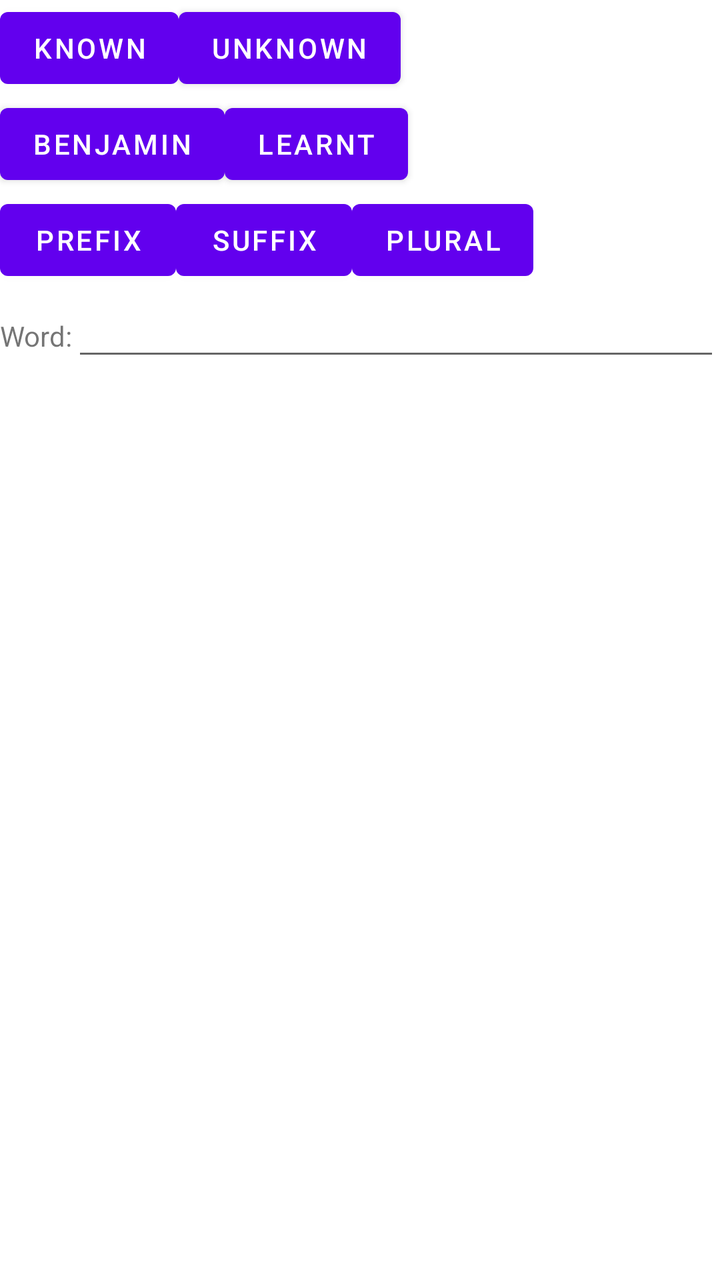
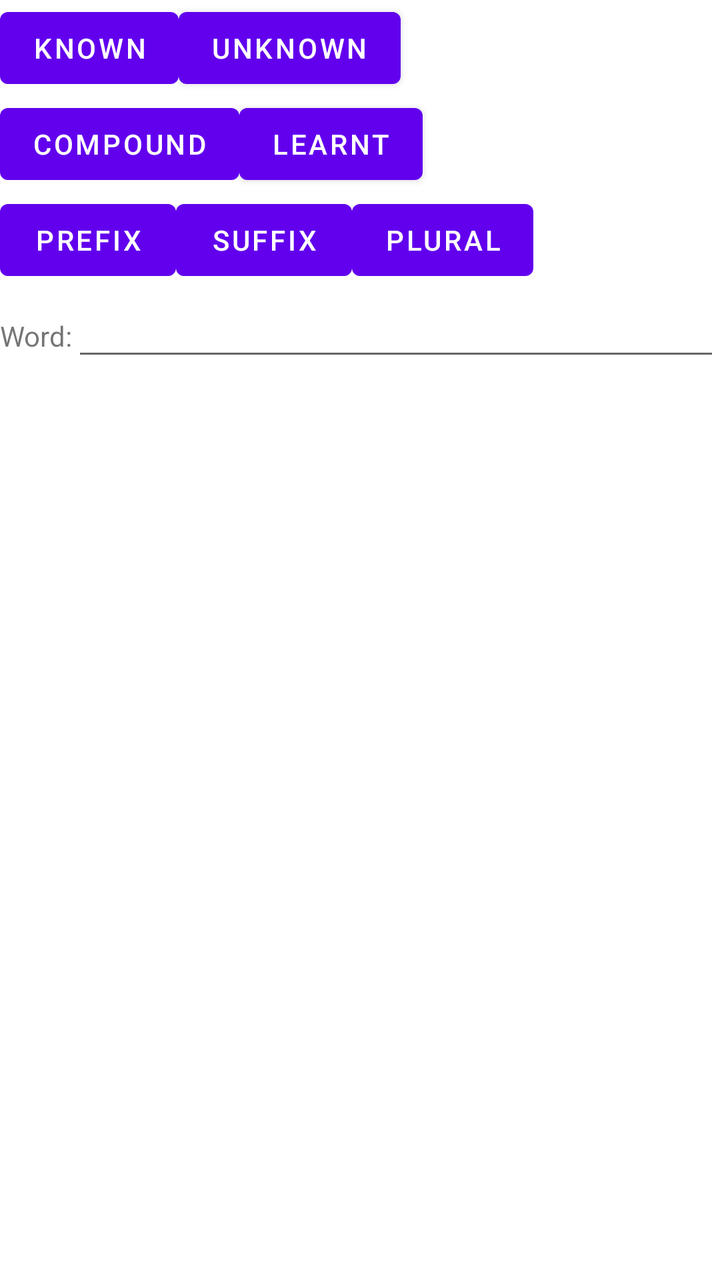

Screens rendered from an Android XML layout before and after an edit, with the pre-edit source and the edit as a unified diff.
<!-- AndroidManifest.xml: application theme Theme.Anagram -->
<!-- res/layout/label.xml -->
<?xml version="1.0" encoding="utf-8"?>
<LinearLayout xmlns:android="http://schemas.android.com/apk/res/android"
    android:orientation="vertical"
    android:layout_width="match_parent"
    android:layout_height="match_parent">
    <LinearLayout
        android:layout_width="match_parent"
        android:layout_height="wrap_content"
        android:orientation="horizontal">
        <Button
            android:layout_width="wrap_content"
            android:layout_height="wrap_content"
            android:text="Known"
            android:id="@+id/button19">
        </Button>
        <Button
            android:layout_width="wrap_content"
            android:layout_height="wrap_content"
            android:text="Unknown"
            android:id="@+id/button20">
        </Button>
    </LinearLayout>
    <LinearLayout
        android:layout_width="match_parent"
        android:layout_height="wrap_content"
        android:orientation="horizontal">
        <Button
            android:layout_width="wrap_content"
            android:layout_height="wrap_content"
            android:text="Benjamin"
            android:id="@+id/button21">
        </Button>
        <Button
            android:layout_width="wrap_content"
            android:layout_height="wrap_content"
            android:text="Learnt"
            android:id="@+id/button36">
        </Button>
    </LinearLayout>
    <LinearLayout
        android:layout_width="match_parent"
        android:layout_height="wrap_content"
        android:orientation="horizontal">
        <Button
            android:layout_width="wrap_content"
            android:layout_height="wrap_content"
            android:text="Prefix"
            android:id="@+id/button22">
        </Button>
        <Button
            android:layout_width="wrap_content"
            android:layout_height="wrap_content"
            android:text="Suffix"
            android:id="@+id/button23">
        </Button>
        <Button
            android:layout_width="wrap_content"
            android:layout_height="wrap_content"
            android:text="Plural"
            android:id="@+id/button33">
        </Button>
    </LinearLayout>
    <LinearLayout
        android:orientation="horizontal"
        android:layout_width="match_parent"
        android:layout_height="match_parent">
        <TextView
            android:layout_width="wrap_content"
            android:layout_height="wrap_content"
            android:text="Word:"
            android:id="@+id/textview9">
        </TextView>
        <EditText
            android:id="@+id/edittext3"
            android:layout_width="match_parent"
            android:layout_height="wrap_content">
        </EditText>
    </LinearLayout>
    <LinearLayout
        android:orientation="horizontal"
        android:layout_width="match_parent"
        android:layout_height="match_parent">
        <TextView
            android:layout_width="wrap_content"
            android:layout_height="wrap_content"
            android:text="Label:"
            android:id="@+id/textview10">
        </TextView>
        <EditText
            android:id="@+id/edittext4"
            android:layout_width="match_parent"
            android:layout_height="wrap_content">
        </EditText>
    </LinearLayout>
</LinearLayout>
<!-- resources referenced by this layout -->
<resources>
  <style name="Theme.Anagram" parent="Theme.MaterialComponents.DayNight.DarkActionBar">
          
          <item name="colorPrimary">@color/purple_500</item>
          <item name="colorPrimaryVariant">@color/purple_700</item>
          <item name="colorOnPrimary">@color/white</item>
          
          <item name="colorSecondary">@color/teal_200</item>
          <item name="colorSecondaryVariant">@color/teal_700</item>
          <item name="colorOnSecondary">@color/black</item>
          
          <item name="android:statusBarColor" tools:targetApi="l">?attr/colorPrimaryVariant</item>
          
      </style>
  <color name="purple_500">#FF6200EE</color>
  <color name="purple_700">#FF3700B3</color>
  <color name="white">#FFFFFFFF</color>
  <color name="teal_200">#FF03DAC5</color>
  <color name="teal_700">#FF018786</color>
  <color name="black">#FF000000</color>
</resources>

<!-- the commit's change to res/layout/label.xml (unified diff, before → after) -->
@@ -27,7 +27,7 @@
         <Button
             android:layout_width="wrap_content"
             android:layout_height="wrap_content"
-            android:text="Benjamin"
+            android:text="Compound"
             android:id="@+id/button21">
         </Button>
         <Button
